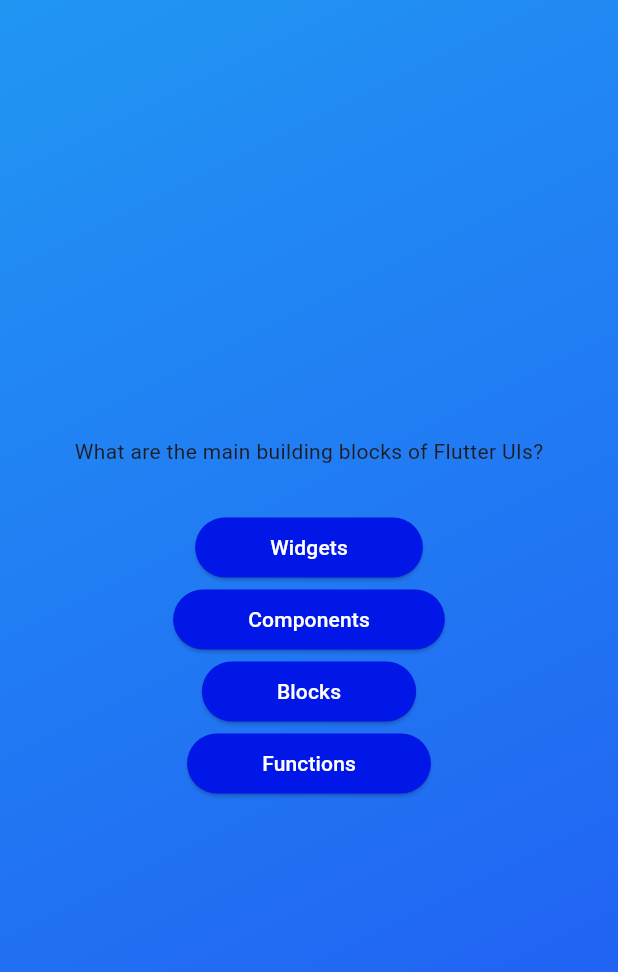
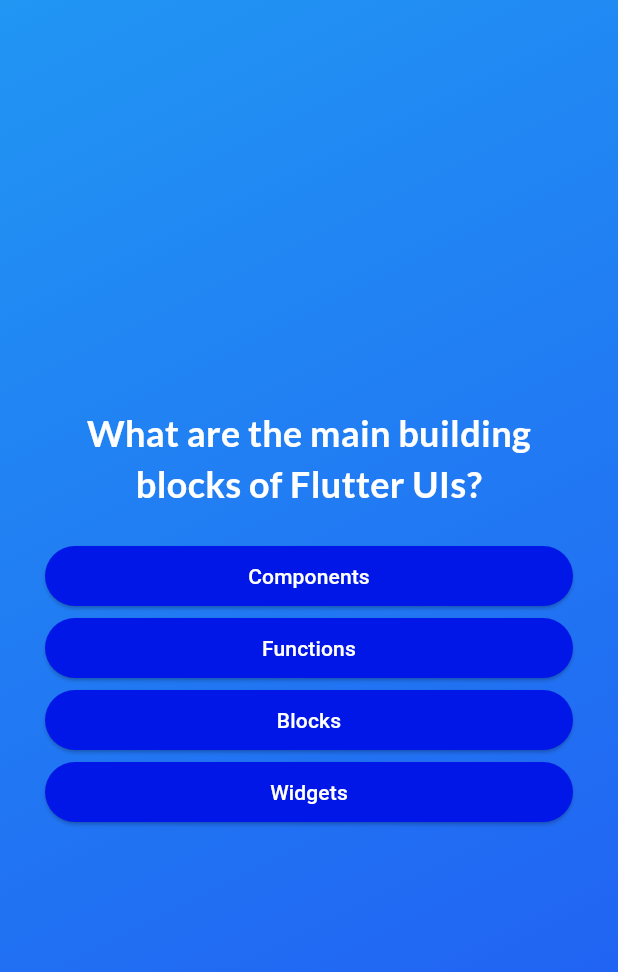
Before and after one commit to aldrinMaq/flutter-advance-basics, a Flutter app: the screen it shows after launch, after a tap on "Start Quiz", on a phone screen of 412 x 824 dp. Shown: the top 972 px of the screen. Run offline on Flutter 3.47's test engine with Material 3 defaults, Android fonts, the phone set to English and light mode, and no system bars; our stand-ins replace google_fonts.

Commit message:
getShuffledAnswer
installed google font: pub dev

```diff
--- a/lib/answer_button.dart
+++ b/lib/answer_button.dart
@@ -21,7 +21,11 @@ class AnswerButton extends StatelessWidget {
             borderRadius: BorderRadius.circular(40),
           ),
           padding: const EdgeInsets.symmetric(horizontal: 50, vertical: 3)),
-      child: Text(answerText),
+      child: Text(
+
+        answerText,
+        textAlign: TextAlign.center,
+      ),
     );
   }
 }
--- a/lib/models/quiz_question.dart
+++ b/lib/models/quiz_question.dart
@@ -3,4 +3,10 @@ class QuizQuestion {
 
   final String text;
   final List<String> answers;
+
+  List<String> getShuffledAnswers() {
+    final shuffledList = List.of(answers);
+    shuffledList.shuffle();
+    return shuffledList;
+  }
 }
--- a/lib/questions_screen.dart
+++ b/lib/questions_screen.dart
@@ -1,6 +1,7 @@
 import 'package:advance_basics/answer_button.dart';
 import 'package:advance_basics/data/question.dart';
 import 'package:flutter/material.dart';
+import 'package:google_fonts/google_fonts.dart';
 
 class QuestionsScreen extends StatefulWidget {
   const QuestionsScreen({super.key});
@@ -12,25 +13,44 @@ class QuestionsScreen extends StatefulWidget {
 }
 
 class _QuestionsScreenState extends State<QuestionsScreen> {
-  final currentQuestion = questions[0];
+  var currentQuestionIndex = 0;
+
+  void answerQuestion() {
+    setState(() {
+      currentQuestionIndex++;
+    });
+  }
 
   @override
   Widget build(context) {
+    final currentQuestion = questions[currentQuestionIndex];
     return SizedBox(
       width: double.infinity,
+      child: Container(
+        margin: const EdgeInsets.all(30),
         child: Column(
+          crossAxisAlignment: CrossAxisAlignment.stretch,
           mainAxisAlignment: MainAxisAlignment.center,
           children: [
-          Text(currentQuestion.text),
-          const SizedBox(height: 30),
-          ...currentQuestion.answers.map((item) {
+            Text(
+              currentQuestion.text,
+              style: GoogleFonts.lato(
+                color: Colors.white,
+                fontSize: 24,
+                fontWeight: FontWeight.bold,
+              ),
+              textAlign: TextAlign.center,
+            ),
+            const SizedBox(height: 20),
+            ...currentQuestion.getShuffledAnswers().map((item) {
               return AnswerButton(
                 answerText: item,
-              onTap: () {},
+                onTap: answerQuestion,
               );
             }),
           ],
         ),
+      ),
     );
   }
 }
--- a/pubspec.yaml
+++ b/pubspec.yaml
@@ -35,6 +35,7 @@ dependencies:
   # The following adds the Cupertino Icons font to your application.
   # Use with the CupertinoIcons class for iOS style icons.
   cupertino_icons: ^1.0.8
+  google_fonts: ^6.2.1
 
 dev_dependencies:
   flutter_test:
```
Also changed, not shown: pubspec.lock, 1 other file. Lines whose indentation alone changed are shown as unchanged.
